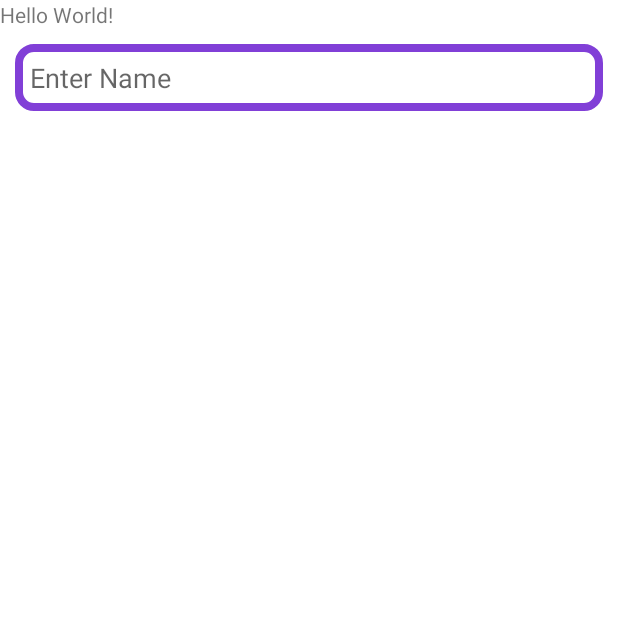
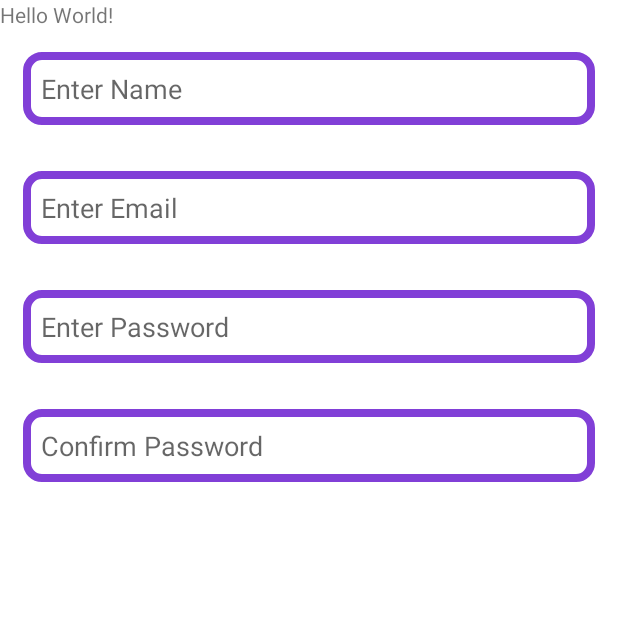
Before and after one commit to prodeveloper03/firechat, an Android app: the screen it shows after launch (SignUpActivity), on a phone screen of 412 x 824 dp, the top half of it. Run offline under Robolectric (Android 15) with nearby library versions, the phone set to English and light mode, and no system bars.

Commit message:
sign up activity updated

```diff
--- a/app/src/main/res/layout/activity_sign_up.xml
+++ b/app/src/main/res/layout/activity_sign_up.xml
@@ -22,14 +22,44 @@
         android:orientation="vertical">
 
         <EditText
+            android:id="@+id/etEmail"
+            android:layout_width="match_parent"
+            android:layout_height="wrap_content"
+            android:layout_margin="15dp"
+            android:padding="12dp"
+            android:textColor="@color/colorText"
+            android:background="@drawable/editext_bg"
+            android:hint="@string/enter_name"/>
+
+        <EditText
+            android:id="@+id/etPassword"
+            android:layout_width="match_parent"
+            android:layout_height="wrap_content"
+            android:layout_margin="15dp"
+            android:padding="12dp"
+            android:textColor="@color/colorText"
+            android:background="@drawable/editext_bg"
+            android:hint="@string/enter_email"/>
+
+        <EditText
+            android:id="@+id/etConfirmPass"
+            android:layout_width="match_parent"
+            android:layout_height="wrap_content"
+            android:layout_margin="15dp"
+            android:padding="12dp"
+            android:textColor="@color/colorText"
+            android:background="@drawable/editext_bg"
+            android:hint="@string/enter_password"/>
+
+        <EditText
             android:id="@+id/etName"
             android:layout_width="match_parent"
             android:layout_height="wrap_content"
-            android:layout_margin="10dp"
-            android:padding="10dp"
+            android:layout_margin="15dp"
+            android:padding="12dp"
             android:textColor="@color/colorText"
             android:background="@drawable/editext_bg"
-            android:hint="@string/enter_name"/>
+            android:hint="@string/enter_confirm_password"/>
 
 
 
```
